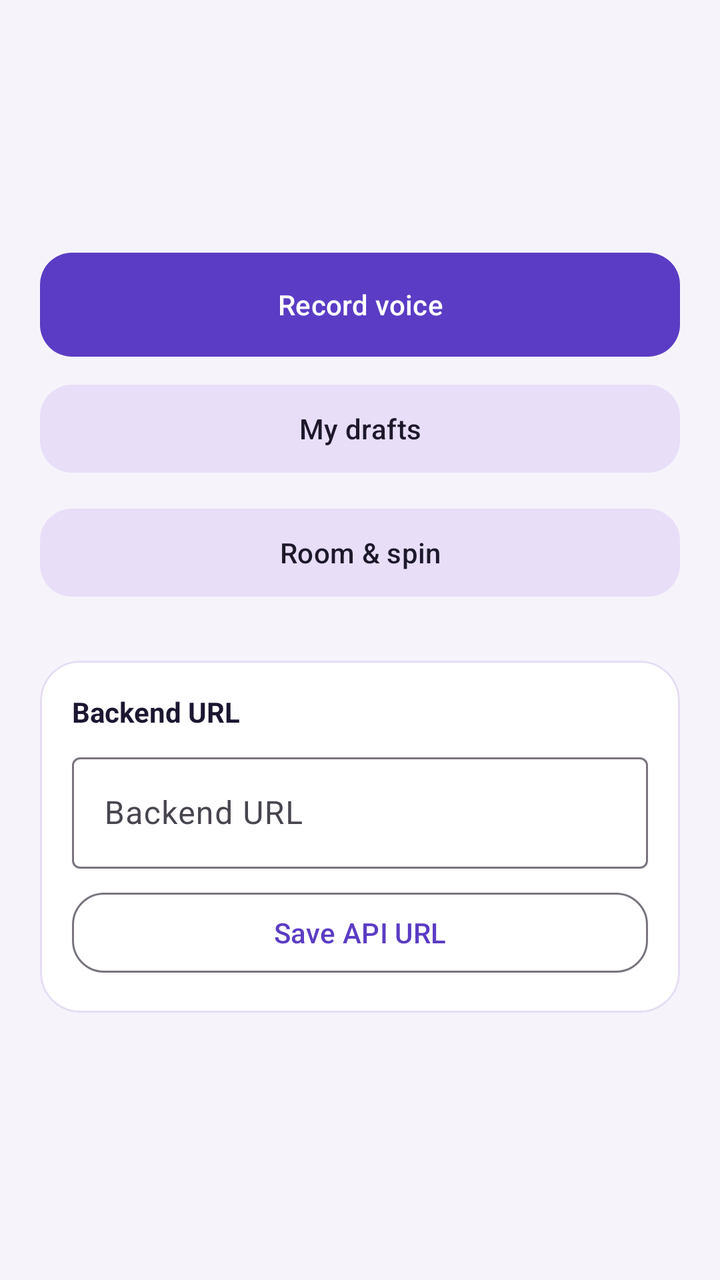
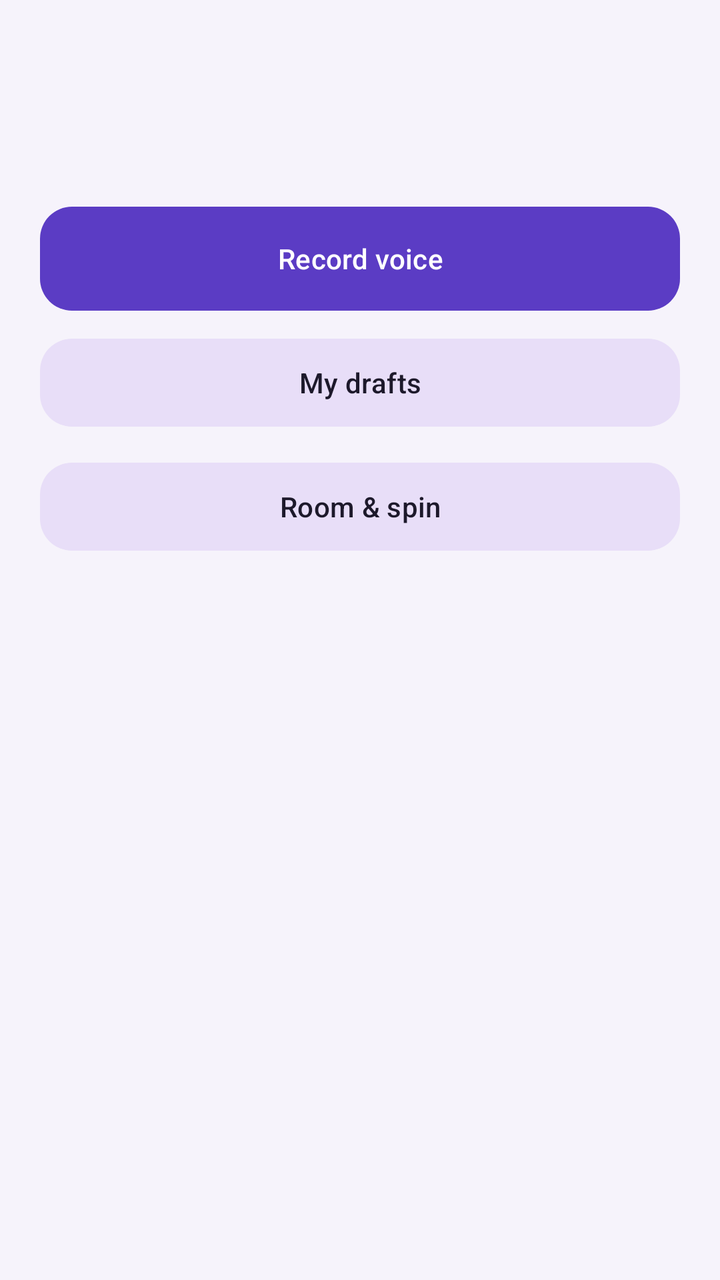

Before-and-after screenshots of an Android layout around one commit, followed by the original layout XML and the change that was made.
<!-- AndroidManifest.xml: application theme Theme.RoxStar -->
<!-- res/layout/fragment_home.xml -->
<?xml version="1.0" encoding="utf-8"?>
<ScrollView xmlns:android="http://schemas.android.com/apk/res/android"
    xmlns:app="http://schemas.android.com/apk/res-auto"
    android:layout_width="match_parent"
    android:layout_height="match_parent"
    android:background="@color/md_surface"
    android:fillViewport="true">

    <LinearLayout
        android:layout_width="match_parent"
        android:layout_height="wrap_content"
        android:orientation="vertical"
        android:padding="20dp">

        <TextView
            android:id="@+id/welcome"
            android:layout_width="match_parent"
            android:layout_height="wrap_content"
            android:textAppearance="@style/TextAppearance.RoxStar.Title" />

        <TextView
            android:id="@+id/userId"
            android:layout_width="match_parent"
            android:layout_height="wrap_content"
            android:layout_marginTop="4dp"
            android:textAppearance="@style/TextAppearance.RoxStar.Muted"
            android:textIsSelectable="true" />

        <TextView
            android:id="@+id/roomHint"
            android:layout_width="match_parent"
            android:layout_height="wrap_content"
            android:layout_marginTop="8dp"
            android:textColor="@color/md_primary"
            android:textStyle="bold" />

        <com.google.android.material.button.MaterialButton
            android:id="@+id/openRecorder"
            style="@style/Widget.RoxStar.Button"
            android:layout_width="match_parent"
            android:layout_height="wrap_content"
            android:layout_marginTop="24dp"
            android:text="Record voice" />

        <com.google.android.material.button.MaterialButton
            android:id="@+id/openDrafts"
            style="@style/Widget.RoxStar.Button.Tonal"
            android:layout_width="match_parent"
            android:layout_height="wrap_content"
            android:layout_marginTop="10dp"
            android:text="My drafts" />

        <com.google.android.material.button.MaterialButton
            android:id="@+id/openRoom"
            style="@style/Widget.RoxStar.Button.Tonal"
            android:layout_width="match_parent"
            android:layout_height="wrap_content"
            android:layout_marginTop="10dp"
            android:text="Room &amp; spin" />

        <com.google.android.material.card.MaterialCardView
            android:layout_width="match_parent"
            android:layout_height="wrap_content"
            android:layout_marginTop="28dp"
            app:cardBackgroundColor="@color/md_card"
            app:cardCornerRadius="20dp"
            app:cardElevation="0dp"
            app:strokeColor="#E4DDF3"
            app:strokeWidth="1dp">

            <LinearLayout
                android:layout_width="match_parent"
                android:layout_height="wrap_content"
                android:orientation="vertical"
                android:padding="16dp">

                <TextView
                    android:layout_width="match_parent"
                    android:layout_height="wrap_content"
                    android:text="Backend URL"
                    android:textStyle="bold" />

                <com.google.android.material.textfield.TextInputLayout
                    android:layout_width="match_parent"
                    android:layout_height="wrap_content"
                    android:layout_marginTop="8dp"
                    android:hint="Backend URL"
                    style="@style/Widget.Material3.TextInputLayout.OutlinedBox">

                    <com.google.android.material.textfield.TextInputEditText
                        android:id="@+id/apiUrl"
                        android:layout_width="match_parent"
                        android:layout_height="wrap_content"
                        android:inputType="textUri" />
                </com.google.android.material.textfield.TextInputLayout>

                <com.google.android.material.button.MaterialButton
                    android:id="@+id/saveUrl"
                    style="@style/Widget.RoxStar.Button.Outlined"
                    android:layout_width="match_parent"
                    android:layout_height="wrap_content"
                    android:layout_marginTop="8dp"
                    android:text="Save API URL" />
            </LinearLayout>
        </com.google.android.material.card.MaterialCardView>
    </LinearLayout>
</ScrollView>
<!-- resources referenced by this layout -->
<resources>
  <color name="md_card">#FFFFFF</color>
  <color name="md_primary">#5B3CC4</color>
  <color name="md_surface">#F6F3FB</color>
  <style name="TextAppearance.RoxStar.Muted" parent="TextAppearance.Material3.BodyMedium">
          <item name="android:textColor">@color/md_muted</item>
      </style>
  <style name="TextAppearance.RoxStar.Title" parent="TextAppearance.Material3.HeadlineSmall">
          <item name="android:textColor">@color/md_text</item>
          <item name="android:textStyle">bold</item>
      </style>
  <style name="Widget.RoxStar.Button" parent="Widget.Material3.Button">
          <item name="android:textAllCaps">false</item>
          <item name="android:insetTop">0dp</item>
          <item name="android:insetBottom">0dp</item>
          <item name="android:minHeight">52dp</item>
          <item name="cornerRadius">16dp</item>
      </style>
  <style name="Widget.RoxStar.Button.Outlined" parent="Widget.Material3.Button.OutlinedButton">
          <item name="android:textAllCaps">false</item>
          <item name="android:minHeight">48dp</item>
          <item name="cornerRadius">16dp</item>
      </style>
  <style name="Widget.RoxStar.Button.Tonal" parent="Widget.Material3.Button.TonalButton">
          <item name="android:textAllCaps">false</item>
          <item name="android:minHeight">52dp</item>
          <item name="cornerRadius">16dp</item>
      </style>
  <style name="Theme.RoxStar" parent="Theme.Material3.Light.NoActionBar">
          <item name="colorPrimary">@color/md_primary</item>
          <item name="colorOnPrimary">@color/md_on_primary</item>
          <item name="colorPrimaryContainer">@color/md_primary_container</item>
          <item name="colorOnPrimaryContainer">@color/md_text</item>
          <item name="android:statusBarColor">@color/md_primary</item>
          <item name="android:navigationBarColor">@color/md_surface</item>
          <item name="android:windowBackground">@color/md_surface</item>
          <item name="android:textColor">@color/md_text</item>
          <item name="materialButtonStyle">@style/Widget.RoxStar.Button</item>
      </style>
  <color name="md_muted">#6B6280</color>
  <color name="md_text">#1C1630</color>
  <color name="md_on_primary">#FFFFFF</color>
  <color name="md_primary_container">#E9DFFF</color>
</resources>

<!-- the commit's change to res/layout/fragment_home.xml (unified diff, before → after) -->
@@ -1,6 +1,5 @@
 <?xml version="1.0" encoding="utf-8"?>
 <ScrollView xmlns:android="http://schemas.android.com/apk/res/android"
-    xmlns:app="http://schemas.android.com/apk/res-auto"
     android:layout_width="match_parent"
     android:layout_height="match_parent"
     android:background="@color/md_surface"
@@ -17,14 +16,6 @@
             android:layout_width="match_parent"
             android:layout_height="wrap_content"
             android:textAppearance="@style/TextAppearance.RoxStar.Title" />
-
-        <TextView
-            android:id="@+id/userId"
-            android:layout_width="match_parent"
-            android:layout_height="wrap_content"
-            android:layout_marginTop="4dp"
-            android:textAppearance="@style/TextAppearance.RoxStar.Muted"
-            android:textIsSelectable="true" />
 
         <TextView
             android:id="@+id/roomHint"
@@ -57,51 +48,5 @@
             android:layout_height="wrap_content"
             android:layout_marginTop="10dp"
             android:text="Room &amp; spin" />
-
-        <com.google.android.material.card.MaterialCardView
-            android:layout_width="match_parent"
-            android:layout_height="wrap_content"
-            android:layout_marginTop="28dp"
-            app:cardBackgroundColor="@color/md_card"
-            app:cardCornerRadius="20dp"
-            app:cardElevation="0dp"
-            app:strokeColor="#E4DDF3"
-            app:strokeWidth="1dp">
-
-            <LinearLayout
-                android:layout_width="match_parent"
-                android:layout_height="wrap_content"
-                android:orientation="vertical"
-                android:padding="16dp">
-
-                <TextView
-                    android:layout_width="match_parent"
-                    android:layout_height="wrap_content"
-                    android:text="Backend URL"
-                    android:textStyle="bold" />
-
-                <com.google.android.material.textfield.TextInputLayout
-                    android:layout_width="match_parent"
-                    android:layout_height="wrap_content"
-                    android:layout_marginTop="8dp"
-                    android:hint="Backend URL"
-                    style="@style/Widget.Material3.TextInputLayout.OutlinedBox">
-
-                    <com.google.android.material.textfield.TextInputEditText
-                        android:id="@+id/apiUrl"
-                        android:layout_width="match_parent"
-                        android:layout_height="wrap_content"
-                        android:inputType="textUri" />
-                </com.google.android.material.textfield.TextInputLayout>
-
-                <com.google.android.material.button.MaterialButton
-                    android:id="@+id/saveUrl"
-                    style="@style/Widget.RoxStar.Button.Outlined"
-                    android:layout_width="match_parent"
-                    android:layout_height="wrap_content"
-                    android:layout_marginTop="8dp"
-                    android:text="Save API URL" />
-            </LinearLayout>
-        </com.google.android.material.card.MaterialCardView>
     </LinearLayout>
 </ScrollView>
<!-- resource entries referenced after the edit -->
@@ -1,11 +1,7 @@
 <!-- resources referenced by this layout -->
 <resources>
-  <color name="md_card">#FFFFFF</color>
   <color name="md_primary">#5B3CC4</color>
   <color name="md_surface">#F6F3FB</color>
-  <style name="TextAppearance.RoxStar.Muted" parent="TextAppearance.Material3.BodyMedium">
-          <item name="android:textColor">@color/md_muted</item>
-      </style>
   <style name="TextAppearance.RoxStar.Title" parent="TextAppearance.Material3.HeadlineSmall">
           <item name="android:textColor">@color/md_text</item>
           <item name="android:textStyle">bold</item>
@@ -15,11 +11,6 @@
           <item name="android:insetTop">0dp</item>
           <item name="android:insetBottom">0dp</item>
           <item name="android:minHeight">52dp</item>
-          <item name="cornerRadius">16dp</item>
-      </style>
-  <style name="Widget.RoxStar.Button.Outlined" parent="Widget.Material3.Button.OutlinedButton">
-          <item name="android:textAllCaps">false</item>
-          <item name="android:minHeight">48dp</item>
           <item name="cornerRadius">16dp</item>
       </style>
   <style name="Widget.RoxStar.Button.Tonal" parent="Widget.Material3.Button.TonalButton">
@@ -38,7 +29,6 @@
           <item name="android:textColor">@color/md_text</item>
           <item name="materialButtonStyle">@style/Widget.RoxStar.Button</item>
       </style>
-  <color name="md_muted">#6B6280</color>
   <color name="md_text">#1C1630</color>
   <color name="md_on_primary">#FFFFFF</color>
   <color name="md_primary_container">#E9DFFF</color>
